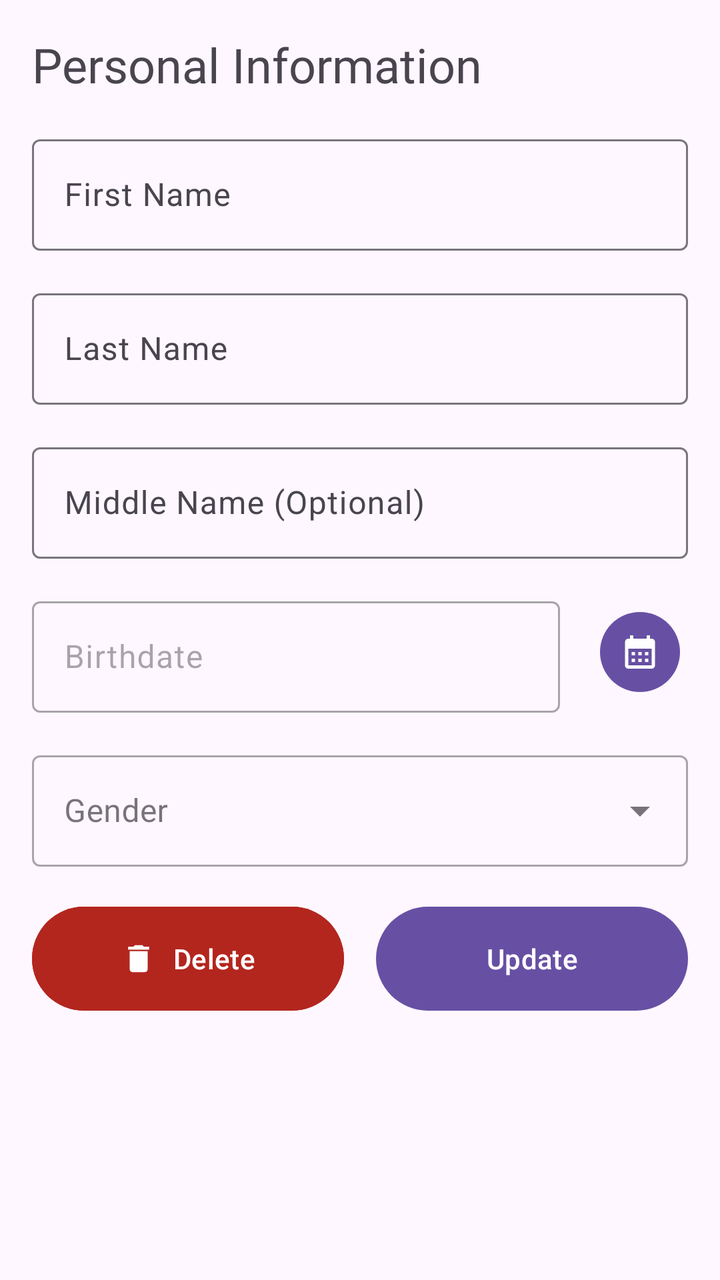
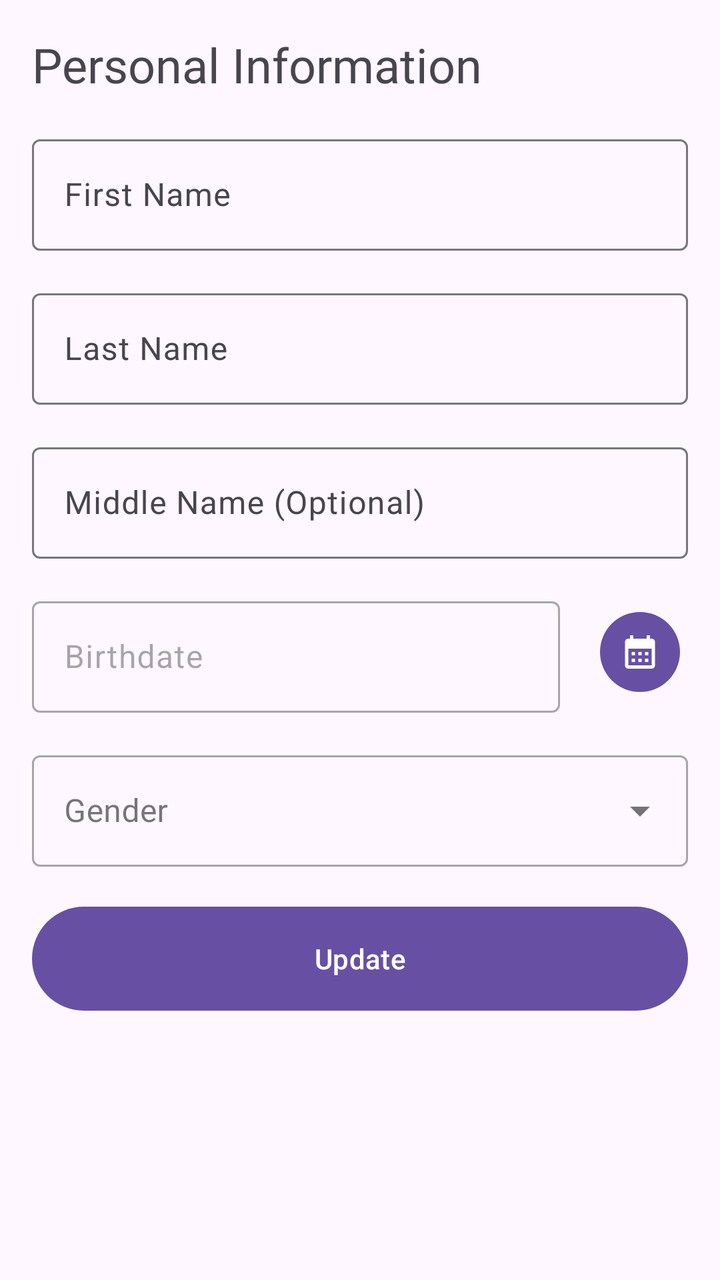

Compare the two renders of this Android layout. The source of the first and the diff that turns it into the second are given below.
<!-- AndroidManifest.xml: application theme Theme.RmmcTourism -->
<!-- res/layout/activity_update_user.xml -->
<?xml version="1.0" encoding="utf-8"?>
<androidx.constraintlayout.widget.ConstraintLayout xmlns:android="http://schemas.android.com/apk/res/android"
    xmlns:app="http://schemas.android.com/apk/res-auto"
    xmlns:tools="http://schemas.android.com/tools"
    android:layout_width="match_parent"
    android:layout_height="match_parent"
    tools:context=".views.UpdateUser">

    <TextView
        android:id="@+id/textView12"
        android:layout_width="wrap_content"
        android:layout_height="wrap_content"
        android:layout_marginStart="16dp"
        android:layout_marginTop="16dp"
        android:fontFamily="@font/inter_bold"
        android:text="Personal Information"
        android:textSize="24sp"
        app:layout_constraintStart_toStartOf="parent"
        app:layout_constraintTop_toTopOf="parent" />

    <com.google.android.material.textfield.TextInputLayout
        android:id="@+id/til_update_first_name"
        android:layout_width="0dp"
        android:layout_height="wrap_content"
        android:layout_marginStart="16dp"
        android:layout_marginTop="16dp"
        android:layout_marginEnd="16dp"
        app:layout_constraintEnd_toEndOf="parent"
        app:layout_constraintStart_toStartOf="parent"
        app:layout_constraintTop_toBottomOf="@+id/textView12">

        <com.google.android.material.textfield.TextInputEditText
            android:layout_width="match_parent"
            android:layout_height="wrap_content"
            android:hint="First Name" />
    </com.google.android.material.textfield.TextInputLayout>

    <com.google.android.material.textfield.TextInputLayout
        android:id="@+id/til_update_last_name"
        android:layout_width="0dp"
        android:layout_height="wrap_content"
        android:layout_marginStart="16dp"
        android:layout_marginTop="16dp"
        android:layout_marginEnd="16dp"
        app:layout_constraintEnd_toEndOf="parent"
        app:layout_constraintStart_toStartOf="parent"
        app:layout_constraintTop_toBottomOf="@+id/til_update_first_name">

        <com.google.android.material.textfield.TextInputEditText
            android:layout_width="match_parent"
            android:layout_height="wrap_content"
            android:hint="Last Name" />
    </com.google.android.material.textfield.TextInputLayout>

    <com.google.android.material.textfield.TextInputLayout
        android:id="@+id/til_update_middle_name"
        android:layout_width="0dp"
        android:layout_height="wrap_content"
        android:layout_marginStart="16dp"
        android:layout_marginTop="16dp"
        android:layout_marginEnd="16dp"
        app:layout_constraintEnd_toEndOf="parent"
        app:layout_constraintStart_toStartOf="parent"
        app:layout_constraintTop_toBottomOf="@+id/til_update_last_name">

        <com.google.android.material.textfield.TextInputEditText
            android:layout_width="match_parent"
            android:layout_height="wrap_content"
            android:hint="Middle Name (Optional)" />
    </com.google.android.material.textfield.TextInputLayout>

    <com.google.android.material.textfield.TextInputLayout
        android:id="@+id/til_update_birthdate"
        android:layout_width="0dp"
        android:layout_height="wrap_content"
        android:layout_marginStart="16dp"
        android:layout_marginTop="16dp"
        android:layout_marginEnd="16dp"
        android:enabled="false"
        app:layout_constraintEnd_toStartOf="@+id/btn_update_birthdate"
        app:layout_constraintStart_toStartOf="parent"
        app:layout_constraintTop_toBottomOf="@+id/til_update_middle_name">

        <com.google.android.material.textfield.TextInputEditText
            android:layout_width="match_parent"
            android:layout_height="wrap_content"
            android:hint="Birthdate" />
    </com.google.android.material.textfield.TextInputLayout>

    <Button
        android:id="@+id/btn_update_birthdate"
        style="?attr/materialIconButtonFilledStyle"
        android:layout_width="wrap_content"
        android:layout_height="wrap_content"
        android:layout_marginEnd="16dp"
        android:contentDescription="Select date"
        app:icon="@drawable/ic_calendar"
        app:layout_constraintBottom_toBottomOf="@+id/til_update_birthdate"
        app:layout_constraintEnd_toEndOf="parent"
        app:layout_constraintTop_toTopOf="@+id/til_update_birthdate" />

    <com.google.android.material.textfield.TextInputLayout
        android:id="@+id/til_update_gender"
        style="@style/Widget.MaterialComponents.TextInputLayout.OutlinedBox.ExposedDropdownMenu"
        android:layout_width="0dp"
        android:layout_height="wrap_content"
        android:layout_marginStart="16dp"
        android:layout_marginTop="16dp"
        android:layout_marginEnd="16dp"
        app:layout_constraintEnd_toEndOf="parent"
        app:layout_constraintStart_toStartOf="parent"
        app:layout_constraintTop_toBottomOf="@+id/til_update_birthdate">

        <AutoCompleteTextView
            android:id="@+id/actv_update_gender"
            android:layout_width="match_parent"
            android:layout_height="wrap_content"
            android:contentDescription="Gender"
            android:fontFamily="@font/inter"
            android:hint="Gender"
            android:inputType="none" />
    </com.google.android.material.textfield.TextInputLayout>

    <Button
        android:id="@+id/btn_update_delete"
        android:layout_width="0dp"
        android:layout_height="60dp"
        android:layout_marginStart="16dp"
        android:layout_marginTop="16dp"
        android:layout_marginEnd="8dp"
        android:layout_marginBottom="16dp"
        android:backgroundTint="?attr/colorError"
        android:text="Delete"
        app:icon="@drawable/ic_delete"
        app:iconGravity="textStart"
        app:layout_constraintBottom_toBottomOf="parent"
        app:layout_constraintEnd_toStartOf="@+id/btn_update"
        app:layout_constraintHorizontal_bias="0.5"
        app:layout_constraintHorizontal_chainStyle="spread"
        app:layout_constraintStart_toStartOf="parent"
        app:layout_constraintTop_toBottomOf="@+id/til_update_gender"
        app:layout_constraintVertical_bias="0.0" />

    <Button
        android:id="@+id/btn_update"
        android:layout_width="0dp"
        android:layout_height="60dp"
        android:layout_marginStart="8dp"
        android:layout_marginTop="16dp"
        android:layout_marginEnd="16dp"
        android:layout_marginBottom="16dp"
        android:text="Update"
        app:layout_constraintBottom_toBottomOf="parent"
        app:layout_constraintEnd_toEndOf="parent"
        app:layout_constraintHorizontal_bias="0.5"
        app:layout_constraintStart_toEndOf="@+id/btn_update_delete"
        app:layout_constraintTop_toBottomOf="@+id/til_update_gender"
        app:layout_constraintVertical_bias="0.0" />
</androidx.constraintlayout.widget.ConstraintLayout>
<!-- resources referenced by this layout -->
<resources>
  <!-- drawable ic_calendar (drawable) -->
  <vector android:height="24dp" android:tint="#000000"
      android:viewportHeight="24" android:viewportWidth="24"
      android:width="24dp" xmlns:android="http://schemas.android.com/apk/res/android">
      <path android:fillColor="@android:color/white" android:pathData="M19,4h-1V2h-2v2H8V2H6v2H5C3.89,4 3.01,4.9 3.01,6L3,20c0,1.1 0.89,2 2,2h14c1.1,0 2,-0.9 2,-2V6C21,4.9 20.1,4 19,4zM19,20H5V10h14V20zM9,14H7v-2h2V14zM13,14h-2v-2h2V14zM17,14h-2v-2h2V14zM9,18H7v-2h2V18zM13,18h-2v-2h2V18zM17,18h-2v-2h2V18z"/>
  </vector>
  <!-- drawable ic_delete (drawable) -->
  <vector android:height="24dp" android:tint="#000000"
      android:viewportHeight="24" android:viewportWidth="24"
      android:width="24dp" xmlns:android="http://schemas.android.com/apk/res/android">
      <path android:fillColor="@android:color/white" android:pathData="M6,19c0,1.1 0.9,2 2,2h8c1.1,0 2,-0.9 2,-2V7H6v12zM19,4h-3.5l-1,-1h-5l-1,1H5v2h14V4z"/>
  </vector>
  <style name="Theme.RmmcTourism" parent="Base.Theme.RmmcTourism" />
  <style name="Base.Theme.RmmcTourism" parent="Theme.Material3.DayNight.NoActionBar">
          
          
      </style>
</resources>

<!-- the commit's change to res/layout/activity_update_user.xml (unified diff, before → after) -->
@@ -122,38 +122,17 @@
     </com.google.android.material.textfield.TextInputLayout>
 
     <Button
-        android:id="@+id/btn_update_delete"
+        android:id="@+id/btn_update"
         android:layout_width="0dp"
         android:layout_height="60dp"
         android:layout_marginStart="16dp"
-        android:layout_marginTop="16dp"
-        android:layout_marginEnd="8dp"
-        android:layout_marginBottom="16dp"
-        android:backgroundTint="?attr/colorError"
-        android:text="Delete"
-        app:icon="@drawable/ic_delete"
-        app:iconGravity="textStart"
-        app:layout_constraintBottom_toBottomOf="parent"
-        app:layout_constraintEnd_toStartOf="@+id/btn_update"
-        app:layout_constraintHorizontal_bias="0.5"
-        app:layout_constraintHorizontal_chainStyle="spread"
-        app:layout_constraintStart_toStartOf="parent"
-        app:layout_constraintTop_toBottomOf="@+id/til_update_gender"
-        app:layout_constraintVertical_bias="0.0" />
-
-    <Button
-        android:id="@+id/btn_update"
-        android:layout_width="0dp"
-        android:layout_height="60dp"
-        android:layout_marginStart="8dp"
         android:layout_marginTop="16dp"
         android:layout_marginEnd="16dp"
         android:layout_marginBottom="16dp"
         android:text="Update"
         app:layout_constraintBottom_toBottomOf="parent"
         app:layout_constraintEnd_toEndOf="parent"
-        app:layout_constraintHorizontal_bias="0.5"
-        app:layout_constraintStart_toEndOf="@+id/btn_update_delete"
+        app:layout_constraintStart_toStartOf="parent"
         app:layout_constraintTop_toBottomOf="@+id/til_update_gender"
         app:layout_constraintVertical_bias="0.0" />
 </androidx.constraintlayout.widget.ConstraintLayout>
<!-- resource entries referenced after the edit -->
@@ -6,12 +6,6 @@
       android:width="24dp" xmlns:android="http://schemas.android.com/apk/res/android">
       <path android:fillColor="@android:color/white" android:pathData="M19,4h-1V2h-2v2H8V2H6v2H5C3.89,4 3.01,4.9 3.01,6L3,20c0,1.1 0.89,2 2,2h14c1.1,0 2,-0.9 2,-2V6C21,4.9 20.1,4 19,4zM19,20H5V10h14V20zM9,14H7v-2h2V14zM13,14h-2v-2h2V14zM17,14h-2v-2h2V14zM9,18H7v-2h2V18zM13,18h-2v-2h2V18zM17,18h-2v-2h2V18z"/>
   </vector>
-  <!-- drawable ic_delete (drawable) -->
-  <vector android:height="24dp" android:tint="#000000"
-      android:viewportHeight="24" android:viewportWidth="24"
-      android:width="24dp" xmlns:android="http://schemas.android.com/apk/res/android">
-      <path android:fillColor="@android:color/white" android:pathData="M6,19c0,1.1 0.9,2 2,2h8c1.1,0 2,-0.9 2,-2V7H6v12zM19,4h-3.5l-1,-1h-5l-1,1H5v2h14V4z"/>
-  </vector>
   <style name="Theme.RmmcTourism" parent="Base.Theme.RmmcTourism" />
   <style name="Base.Theme.RmmcTourism" parent="Theme.Material3.DayNight.NoActionBar">
           
